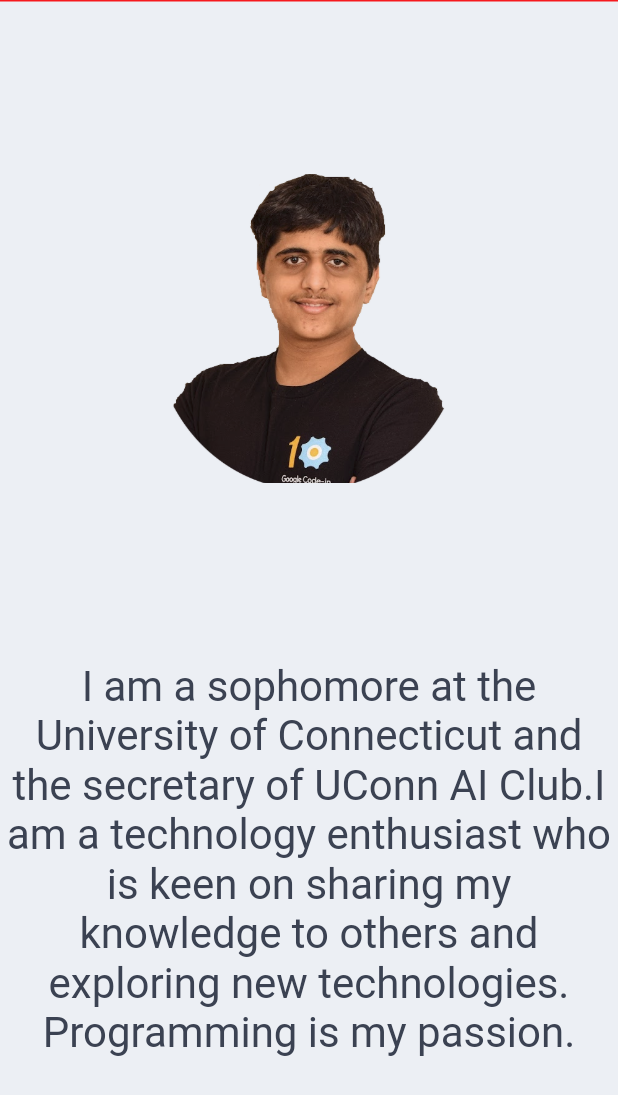
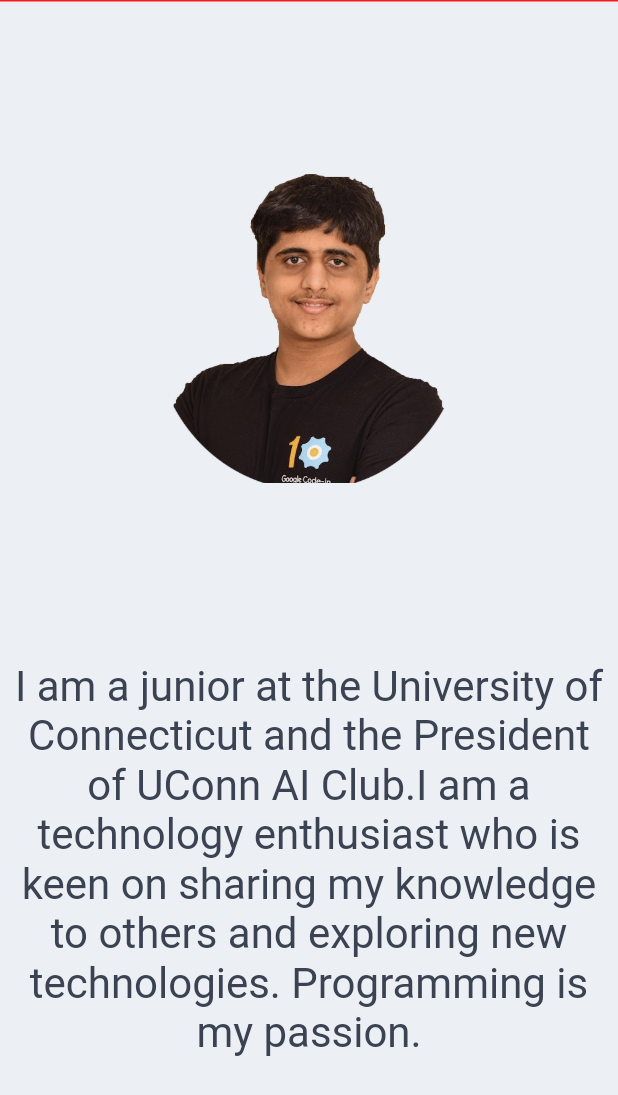
Before and after one commit to charitarthchugh/website, a Flutter app: the About widget shown alone on an empty page, opened directly, on a phone screen of 412 x 824 dp. Shown: the top 1095 px of the screen. Run offline on Flutter 3.47's test engine with Material 2 defaults, Android fonts, the phone set to English and light mode, and no system bars; drawn by our look-alikes of auto_size_text, velocity_x; our stand-ins replace font_awesome_flutter, google_fonts.

Commit message:
Update about.dart
Update personal information

```diff
--- a/lib/views/about.dart
+++ b/lib/views/about.dart
@@ -11,7 +11,7 @@ class About extends StatelessWidget {
 
   @override
   Widget build(BuildContext context) {
-    const String aboutMe = "I am a sophomore at the University of Connecticut and the secretary of UConn AI Club."
+    const String aboutMe = "I am a junior at the University of Connecticut and the President of UConn AI Club."
         "I am a technology enthusiast who is keen on "
         "sharing my knowledge to others and exploring new technologies. Programming is my passion.";
     final profileData = AutoSizeText(
```
